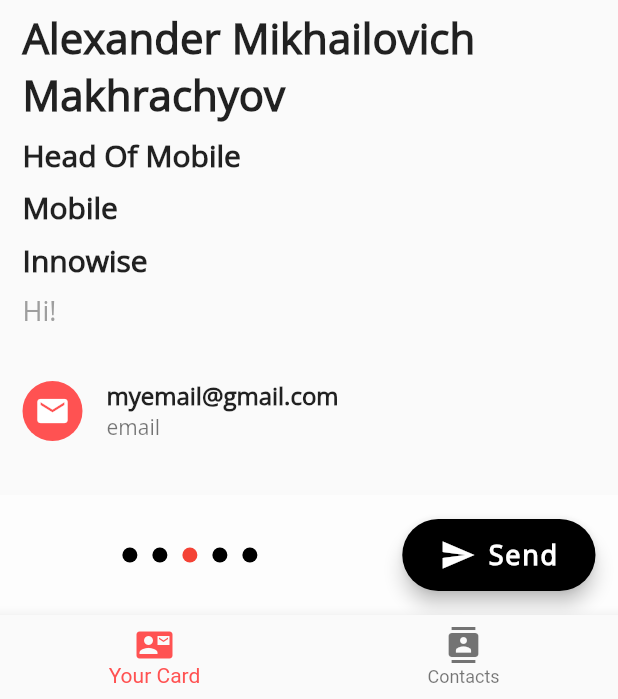
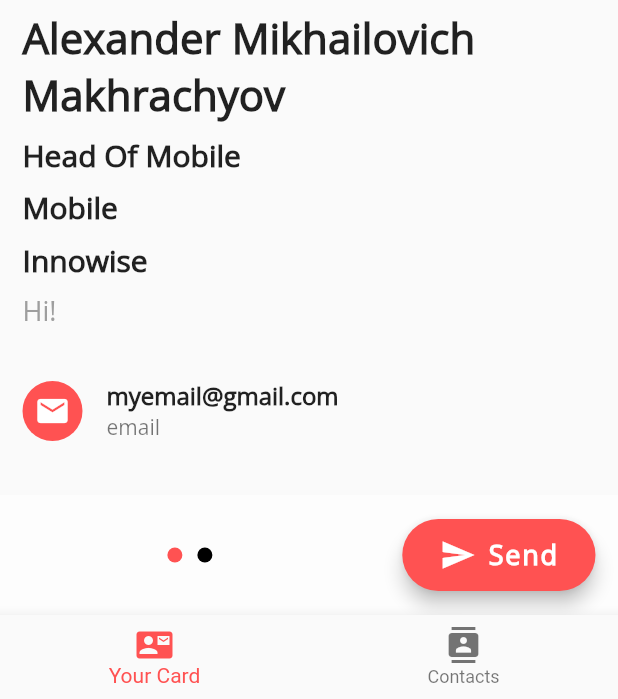
Before and after one commit to AlexMahDev/businesscard, a Flutter app: the screen it shows after launch, scrolled down 122 dp, on a phone screen of 412 x 824 dp, the part 537-1236 px from its top. Run offline on Flutter 3.47's test engine with Material 2 defaults, Android fonts, the phone set to English and light mode, and no system bars; our stand-ins replace bloc, flutter_bloc.

Commit message:
Added changing colors of page indicator.

```diff
--- /dev/null
+++ b/lib/blocs/card_page_bloc/card_page_bloc.dart
@@ -0,0 +1,20 @@
+import 'dart:async';
+
+import 'package:bloc/bloc.dart';
+import 'package:meta/meta.dart';
+
+part 'card_page_event.dart';
+part 'card_page_state.dart';
+
+class CardPageBloc extends Bloc<CardPageEvent, int> {
+  CardPageBloc() : super(0) {
+    on<ChangeCardPageEvent>(_changePage);
+  }
+
+  _changePage(ChangeCardPageEvent event, Emitter<int> emit) {
+
+    emit(event.cardPage);
+
+  }
+
+}
--- /dev/null
+++ b/lib/blocs/card_page_bloc/card_page_event.dart
@@ -0,0 +1,12 @@
+part of 'card_page_bloc.dart';
+
+@immutable
+abstract class CardPageEvent {}
+
+class ChangeCardPageEvent extends CardPageEvent {
+
+  final int cardPage;
+
+  ChangeCardPageEvent(this.cardPage);
+
+}
--- /dev/null
+++ b/lib/blocs/card_page_bloc/card_page_state.dart
@@ -0,0 +1,6 @@
+part of 'card_page_bloc.dart';
+
+@immutable
+abstract class CardPageState {}
+
+class CardPageInitial extends CardPageState {}
--- a/lib/presentation/cards_page.dart
+++ b/lib/presentation/cards_page.dart
@@ -1,4 +1,5 @@
 import 'package:businesscard/blocs/card_info_bloc/card_info_bloc.dart';
+import 'package:businesscard/blocs/card_page_bloc/card_page_bloc.dart';
 import 'package:businesscard/blocs/select_card_color_bloc/select_card_color_bloc.dart';
 import 'package:businesscard/presentation/widgets/custom_app_bar.dart';
 import 'package:businesscard/presentation/widgets/custom_float_action_button.dart';
@@ -33,7 +34,9 @@ class _CardsPageState extends State<CardsPage> {
 
   @override
   Widget build(BuildContext context) {
-    return Scaffold(
+    return BlocProvider<CardPageBloc>(
+      create: (context) => CardPageBloc(),
+      child: Scaffold(
         appBar: CustomAppBar(
           title: Text('Cards'),
           leading: IconButton(
@@ -91,6 +94,11 @@ class _CardsPageState extends State<CardsPage> {
                     controller: pageController,
                     itemCount: state.cards.length,
                     onPageChanged: (page) {
+                      final cardPageBloc = BlocProvider.of<CardPageBloc>(
+                          context);
+
+                      cardPageBloc.add(ChangeCardPageEvent(page));
+
                       // final changeCardBloc =
                       //     BlocProvider.of<ChangeCardBloc>(context);
                       // changeCardBloc.add(IsCardsExistEvent(page));
@@ -161,8 +169,8 @@ class _CardsPageState extends State<CardsPage> {
                             ),
 
                             Padding(
-                            padding: const EdgeInsets.symmetric(
-                                horizontal: 15.0),
+                              padding:
+                              const EdgeInsets.symmetric(horizontal: 15.0),
                               child: Column(
                                 crossAxisAlignment: CrossAxisAlignment.start,
                                 children: [
@@ -170,34 +178,38 @@ class _CardsPageState extends State<CardsPage> {
                                       .firstName.isNotEmpty ||
                                       state.cards[position].generalInfo
                                           .middleName.isNotEmpty ||
-                                    state.cards[position].generalInfo
-                                        .lastName.isNotEmpty)
+                                      state.cards[position].generalInfo.lastName
+                                          .isNotEmpty)
                                     GeneralTextWidget(
                                         label: 'fullName',
                                         value:
-                                          '${state.cards[position].generalInfo.firstName} ${state.cards[position].generalInfo.middleName} ${state.cards[position].generalInfo.lastName}'
+                                        '${state.cards[position].generalInfo
+                                            .firstName} ${state.cards[position]
+                                            .generalInfo.middleName} ${state
+                                            .cards[position]
+                                            .generalInfo.lastName}'
                                             .trim()),
-                                if (state.cards[position].generalInfo
-                                    .jobTitle.isNotEmpty)
+                                  if (state.cards[position].generalInfo.jobTitle
+                                      .isNotEmpty)
                                     GeneralTextWidget(
-                                      value: state.cards[position]
-                                          .generalInfo.jobTitle),
+                                        value: state.cards[position].generalInfo
+                                            .jobTitle),
                                   if (state.cards[position].generalInfo
                                       .department.isNotEmpty)
                                     GeneralTextWidget(
-                                      value: state.cards[position]
-                                          .generalInfo.department),
+                                        value: state.cards[position].generalInfo
+                                            .department),
                                   if (state.cards[position].generalInfo
                                       .companyName.isNotEmpty)
                                     GeneralTextWidget(
-                                      value: state.cards[position]
-                                          .generalInfo.companyName),
-                                if (state.cards[position].generalInfo
-                                    .headLine.isNotEmpty)
+                                        value: state.cards[position].generalInfo
+                                            .companyName),
+                                  if (state.cards[position].generalInfo.headLine
+                                      .isNotEmpty)
                                     GeneralTextWidget(
                                         label: 'headline',
-                                      value: state.cards[position]
-                                          .generalInfo.headLine),
+                                        value: state.cards[position].generalInfo
+                                            .headLine),
                                 ],
                               ),
                             ),
@@ -355,7 +367,9 @@ class _CardsPageState extends State<CardsPage> {
                       );
                     },
                   ),
-                Container(
+                  BlocBuilder<CardPageBloc, int>(
+                    builder: (context, cardPageState) {
+                      return Container(
                         height: 80,
                         color: Colors.white.withOpacity(0.6),
                         child: Row(
@@ -366,7 +380,7 @@ class _CardsPageState extends State<CardsPage> {
                                 mainAxisAlignment: MainAxisAlignment.center,
                                 children: [
                                   for (int cardNumber = 0;
-                            cardNumber < 5;
+                                  cardNumber < state.cards.length;
                                   cardNumber++)
                                     Padding(
                                       padding: const EdgeInsets.symmetric(
@@ -375,47 +389,25 @@ class _CardsPageState extends State<CardsPage> {
                                         width: 10.0,
                                         height: 10.0,
                                         decoration: BoxDecoration(
-                                    color:
-                                    2 != cardNumber
+                                          color: cardNumber != cardPageState
                                               ? Colors.black
-                                        : Color(Colors.red.value),
+                                              : Color(state.cards[cardPageState].settings.cardColor),
                                           shape: BoxShape.circle,
                                           //border: Border.all(color: Colors.black),
                                         ),
                                       ),
                                     ),
-
-                            // Container(
-                            //   width: 10.0,
-                            //   height: 10.0,
-                            //   decoration: BoxDecoration(
-                            //     color: Colors.black,
-                            //     shape: BoxShape.circle,
-                            //     border: Border.all(color: Colors.black),
-                            //   ),
-                            // ),
-                            // SizedBox(
-                            //   width: 10,
-                            // ),
-                            // Container(
-                            //   width: 10.0,
-                            //   height: 10.0,
-                            //   decoration: BoxDecoration(
-                            //     color: Colors.transparent,
-                            //     shape: BoxShape.circle,
-                            //     border: Border.all(color: Colors.black),
-                            //   ),
-                            // ),
                                 ],
                               ),
                             ),
                             Padding(
-                        padding:
-                        EdgeInsets.symmetric(horizontal: 15.0),
-                        child: CustomFloatActionButton(),
+                              padding: EdgeInsets.symmetric(horizontal: 15.0),
+                              child: CustomFloatActionButton(color: state.cards[cardPageState].settings.cardColor),
                             )
                           ],
                         ),
+                      );
+                    },
                   )
                 ],
               );
@@ -425,6 +417,7 @@ class _CardsPageState extends State<CardsPage> {
           },
         ),
         //floatingActionButton: const CustomFloatActionButton(), // This trailing comma makes auto-formatting nicer for build methods.
+      ),
     );
   }
 }
--- a/lib/presentation/widgets/custom_float_action_button.dart
+++ b/lib/presentation/widgets/custom_float_action_button.dart
@@ -1,18 +1,24 @@
+import 'package:businesscard/blocs/card_page_bloc/card_page_bloc.dart';
 import 'package:flutter/material.dart';
+import 'package:flutter_bloc/flutter_bloc.dart';
 
 import 'custom_bottom_sheet.dart';
 
 
 
 class CustomFloatActionButton extends StatelessWidget {
-  const CustomFloatActionButton({Key? key}) : super(key: key);
+
+  final int color;
+
+  const CustomFloatActionButton({Key? key, required this.color}) : super(key: key);
 
   @override
   Widget build(BuildContext context) {
+
     return FloatingActionButton.extended(
       elevation: 5,
       extendedPadding: EdgeInsets.symmetric(horizontal: 25),
-      backgroundColor: Colors.black,
+      backgroundColor: Color(color),
         icon: Icon(Icons.send),
         label: Text('Send', style: TextStyle(fontSize: 18, fontWeight: FontWeight.bold)),
         onPressed: () {
```
Lines whose indentation alone changed are shown as unchanged.
